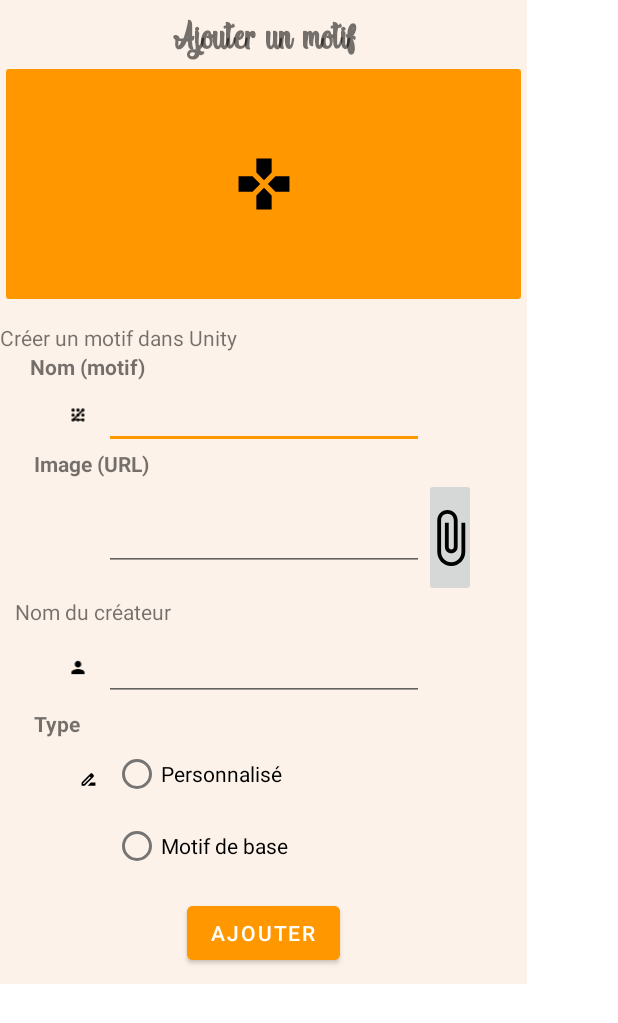
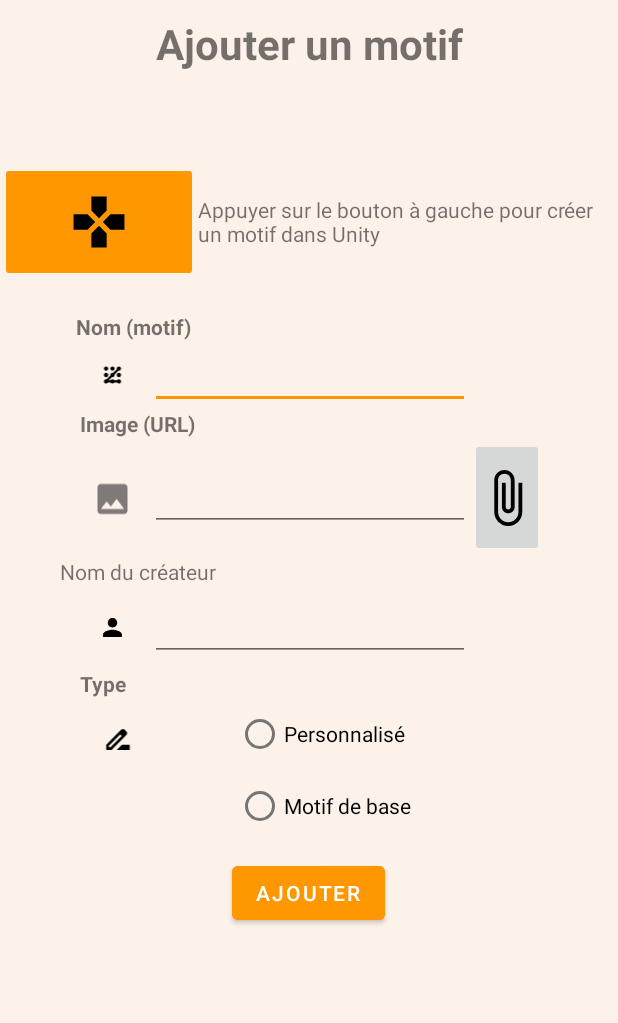
Before and after one commit to jademorin02/ProjetApplicationMobile, an Android app: the layout activity_ajout_motif.xml on its own in the app's theme, with its tools: preview values and no code run, on a phone screen of 412 x 824 dp. Shown: the top 1023 px of the screen. Run offline under Robolectric (Android 15) with nearby library versions, the phone set to English and light mode, and no system bars.

Commit message:
Ui Ajouter Motif

```diff
--- a/app/src/main/res/layout/activity_ajout_motif.xml
+++ b/app/src/main/res/layout/activity_ajout_motif.xml
@@ -3,8 +3,8 @@
     xmlns:app="http://schemas.android.com/apk/res-auto"
     xmlns:tools="http://schemas.android.com/tools"
     android:id="@+id/LinearLayoutTitrePage"
-    android:layout_width="wrap_content"
-    android:layout_height="wrap_content"
+    android:layout_width="match_parent"
+    android:layout_height="match_parent"
     android:background="#DFFDF1E6"
     android:orientation="vertical"
     android:textAlignment="center"
@@ -25,20 +25,12 @@
             android:layout_width="match_parent"
             android:layout_height="wrap_content"
             android:layout_marginTop="10dp"
+            android:layout_marginBottom="10dp"
             android:backgroundTint="#FF9800"
-            android:fontFamily="@font/indigo_daisy"
             android:text="Ajouter un motif"
             android:textAlignment="center"
             android:textSize="28sp"
             android:textStyle="bold" />
-
-        <ImageButton
-            android:id="@+id/ImgBtnUnity"
-            android:layout_width="match_parent"
-            android:layout_height="match_parent"
-            android:backgroundTint="@color/orange"
-            android:src="@drawable/ic_videogame_foreground"
-            android:text="Créer un motif dans Unity" />
 
     </LinearLayout>
 
@@ -54,12 +46,30 @@
             android:orientation="vertical">
 
             <!-- ______________________ SECTION NOM MOTIF ______________________-->
-            <TextView
-                android:id="@+id/TVUnity"
+
+            <LinearLayout
                 android:layout_width="match_parent"
-                android:layout_height="wrap_content"
-                android:layout_weight="1"
-                android:text="Créer un motif dans Unity" />
+                android:layout_height="match_parent"
+                android:layout_marginBottom="20dp"
+                android:orientation="horizontal">
+
+                <ImageButton
+                    android:id="@+id/ImgBtnUnity"
+                    android:layout_width="wrap_content"
+                    android:layout_height="80dp"
+                    android:backgroundTint="@color/orange"
+                    android:src="@drawable/ic_videogame_foreground"
+                    android:text="Créer un motif dans Unity" />
+
+                <TextView
+                    android:id="@+id/TVUnity"
+                    android:layout_width="match_parent"
+                    android:layout_height="match_parent"
+                    android:layout_weight="1"
+                    android:gravity="center"
+                    android:text="Appuyer sur le bouton à gauche pour créer un motif dans Unity"
+                    android:textAlignment="viewStart" />
+            </LinearLayout>
 
             <LinearLayout
                 android:id="@+id/LinearLayoutNomMotifAjout"
@@ -194,7 +204,8 @@
                         android:layout_marginStart="2dp"
                         android:layout_marginTop="2dp"
                         android:layout_marginEnd="2dp"
-                        android:layout_weight="1" />
+                        android:layout_weight="1"
+                        app:srcCompat="@drawable/ic_no_image_foreground" />
 
                     <EditText
                         android:id="@+id/ETImageAjouter"
@@ -345,14 +356,14 @@
                     android:layout_height="match_parent">
 
                     <View
-                        android:id="@+id/VideGDate"
-                        android:layout_width="117dp"
+                        android:id="@+id/VideGType"
+                        android:layout_width="39dp"
                         android:layout_height="wrap_content"
                         android:layout_weight="1" />
 
                     <ImageView
-                        android:id="@+id/ImgDate"
-                        android:layout_width="wrap_content"
+                        android:id="@+id/ImgTypeAjout"
+                        android:layout_width="match_parent"
                         android:layout_height="55dp"
                         android:layout_weight="1"
                         app:srcCompat="@drawable/ic_catalogue_nom_foreground" />
@@ -382,6 +393,17 @@
 
                     </RadioGroup>
 
+                    <View
+                        android:id="@+id/VideDType1"
+                        android:layout_width="wrap_content"
+                        android:layout_height="wrap_content"
+                        android:layout_weight="1" />
+
+                    <View
+                        android:id="@+id/VideDType2"
+                        android:layout_width="wrap_content"
+                        android:layout_height="wrap_content"
+                        android:layout_weight="1" />
                 </LinearLayout>
 
             </LinearLayout>
```
Also changed, not shown: app/src/main/AndroidManifest.xml (+0 -10 lines).
